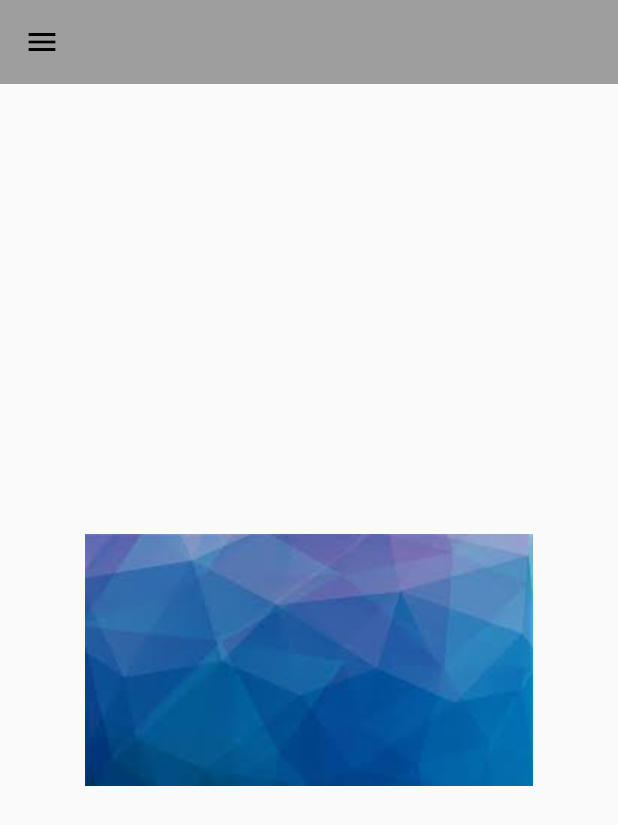
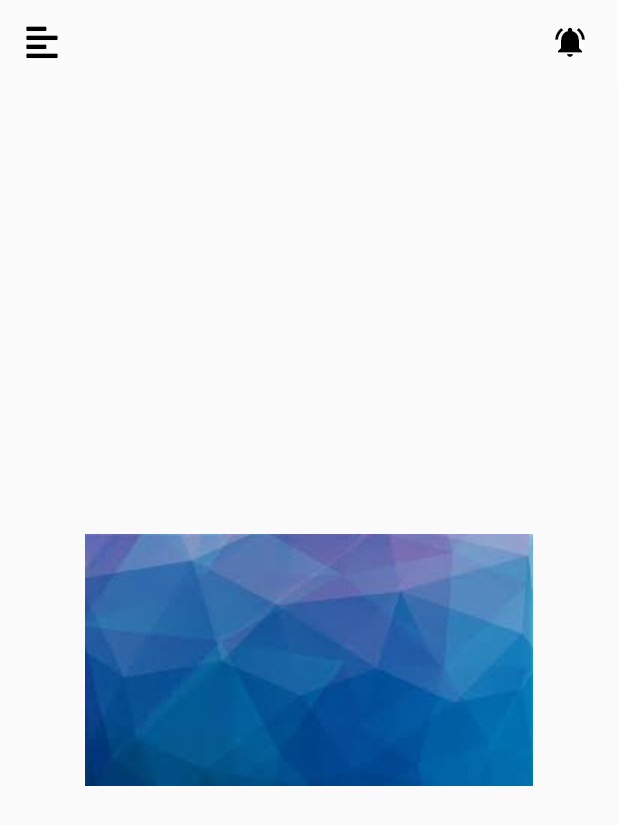
Before and after one commit to jpmehedi/flutter-eDaktar-test-project, a Flutter app: the screen it shows after launch, after a tap on "Login as Doctor", on a phone screen of 412 x 824 dp. Shown: the top 825 px of the screen. Run offline on Flutter 3.47's test engine with Material 2 defaults, Android fonts, the phone set to English and light mode, and no system bars; our stand-ins replace font_awesome_flutter, table_calendar.

Commit message:
design custom nav

```diff
--- a/lib/components/nav_darwer.dart
+++ b/lib/components/nav_darwer.dart
@@ -66,8 +66,8 @@ class NavDrawer extends StatelessWidget {
         Container(
           color: Colors.pink,
           child: InkWell(
-            onTap: (){
-              Navigator.pop(context);
+            onTap: () {
+              //TODO:
             },
             child: Padding(
               padding: const EdgeInsets.all(12.0),
@@ -77,7 +77,7 @@ class NavDrawer extends StatelessWidget {
               ),
             ),
           ),
-        )
+        ),
       ],
     );
   }
--- a/lib/main.dart
+++ b/lib/main.dart
@@ -10,6 +10,7 @@ class MyApp extends StatelessWidget {
   @override
   Widget build(BuildContext context) {
     return MaterialApp(
+      debugShowCheckedModeBanner: false,
       title: 'Flutter Demo',
       home: LoginScreen(),
       initialRoute: LoginScreen.id,
--- a/lib/screens/home_screen.dart
+++ b/lib/screens/home_screen.dart
@@ -1,4 +1,5 @@
 import 'package:flutter/material.dart';
+import 'package:font_awesome_flutter/font_awesome_flutter.dart';
 import '../components/nav_darwer.dart';
 
 class HomeScreen extends StatefulWidget {
@@ -18,15 +19,22 @@ class _HomeScreenState extends State<HomeScreen> {
           child: NavDrawer(),
         ),
         appBar: AppBar(
-          backgroundColor: Colors.grey,
+          backgroundColor: Colors.white10,
           elevation: 0,
           leading: IconButton(
             icon: Icon(
-              Icons.menu,
+              FontAwesomeIcons.alignLeft,
               color: Colors.black,
             ),
             onPressed: () => _scaffoldKey.currentState.openDrawer(),
           ),
+          actions: <Widget>[
+            Padding(
+              padding: const EdgeInsets.only(right: 20),
+              child: Icon(Icons.notifications_active,color: Colors.black,),
+            ),
+
+          ],
         ),
         body: Center(
           child: Image.asset('images/index.jpeg'),
--- a/pubspec.yaml
+++ b/pubspec.yaml
@@ -12,6 +12,7 @@ dependencies:
 
   cupertino_icons: ^0.1.2
   table_calendar: ^2.2.3
+  font_awesome_flutter: ^8.8.1
 
 dev_dependencies:
   flutter_test:
```
Also changed, not shown: pubspec.lock.
